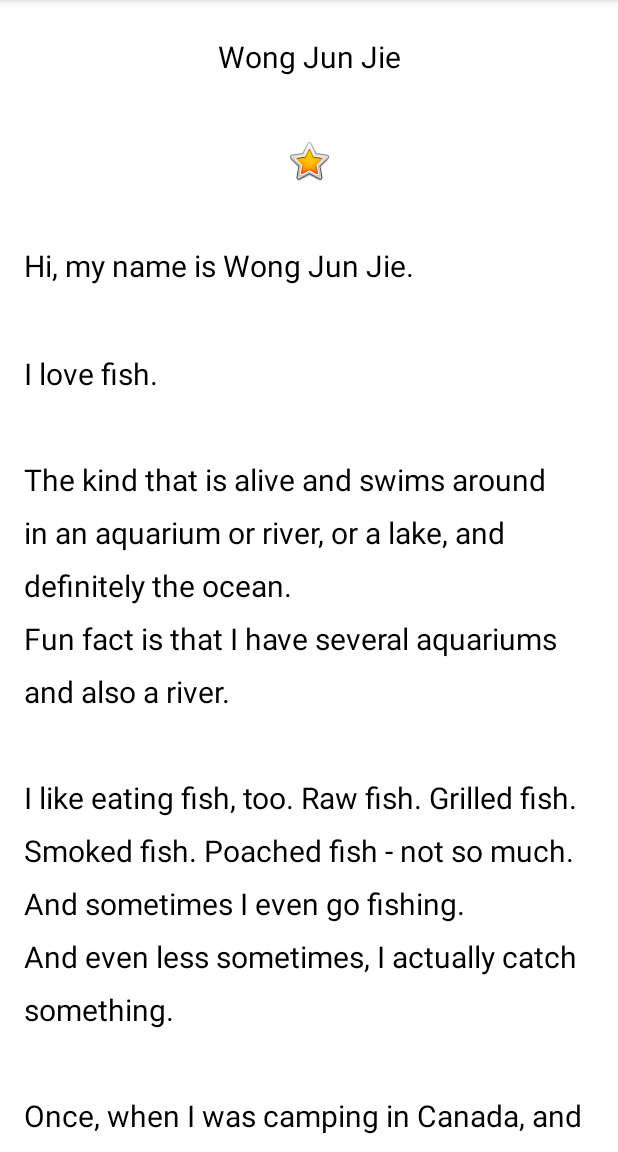
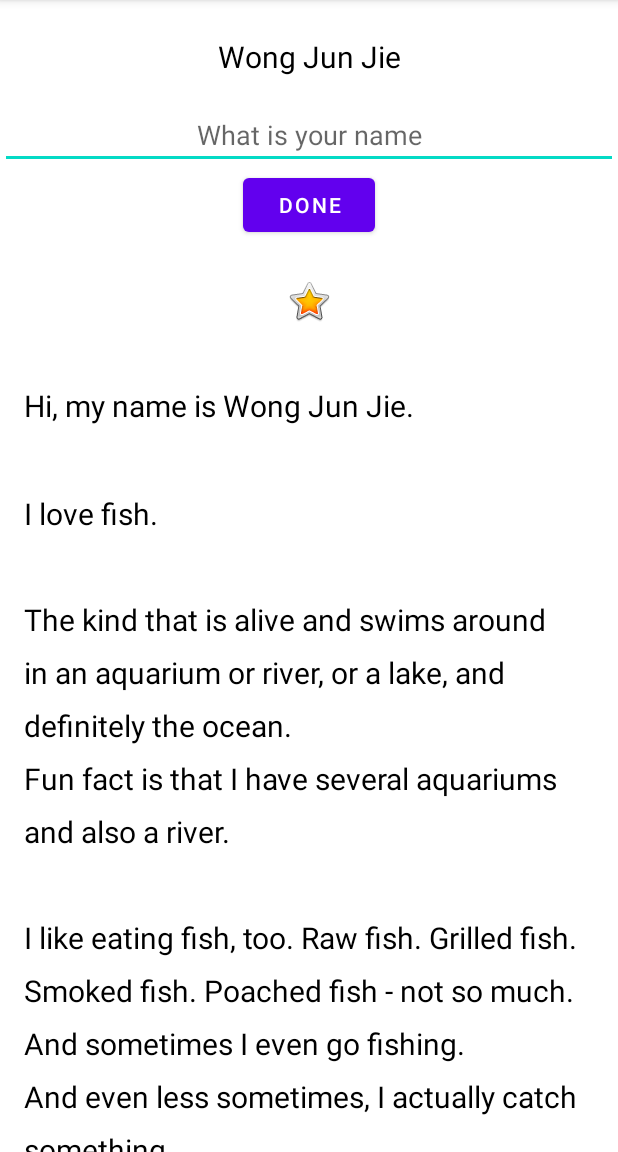
Before and after one commit to junjie200018/AboutMe2, an Android app: the screen it shows after launch (MainActivity), on a phone screen of 412 x 824 dp, the part 84-1236 px from its top. Run offline under Robolectric (Android 15) with nearby library versions, the phone set to English and light mode, and no system bars; Roboto replaces fonts that are not available here.

Commit message:
init commit

```diff
--- a/app/src/main/java/com/example/aboutme/MainActivity.kt
+++ b/app/src/main/java/com/example/aboutme/MainActivity.kt
@@ -2,10 +2,28 @@ package com.example.aboutme
 
 import androidx.appcompat.app.AppCompatActivity
 import android.os.Bundle
+import android.view.View
+import android.widget.Button
+import android.widget.TextView
 
 class MainActivity : AppCompatActivity() {
     override fun onCreate(savedInstanceState: Bundle?) {
         super.onCreate(savedInstanceState)
         setContentView(R.layout.activity_main)
+
+
+        val btnDone :Button = findViewById(R.id.done_button)
+
+        btnDone.setOnClickListener(){
+            val tvInput : TextView = findViewById(R.id.nickname_edit)
+            val tvResult : TextView = findViewById(R.id.tvResult)
+
+            tvResult.text = tvInput.text.toString()
+
+            btnDone.visibility = View.GONE
+            tvInput.visibility = View.GONE
+            tvResult.visibility = View.VISIBLE
+        }
+
     }
 }
--- a/app/src/main/res/layout/activity_main.xml
+++ b/app/src/main/res/layout/activity_main.xml
@@ -8,20 +8,40 @@
     tools:context=".MainActivity">
 
     <TextView
-        android:id="@+id/view2"
+        android:id="@+id/tvName"
+        style="@style/mystyle"
         android:layout_width="match_parent"
         android:layout_height="wrap_content"
         android:text="@string/wong_jun_jie"
-        android:textAlignment="center"
-        style="@style/mystyle" />
+        android:textAlignment="center" />
 
-    <LinearLayout
+    <EditText
+        android:id="@+id/nickname_edit"
         android:layout_width="match_parent"
         android:layout_height="wrap_content"
-        android:orientation="horizontal" />
+        android:ems="10"
+        android:hint="What is your name"
+        android:inputType="textPersonName"
+        android:textAlignment="center" />
+
+    <Button
+        android:id="@+id/done_button"
+        android:layout_width="wrap_content"
+        android:layout_height="wrap_content"
+        android:layout_gravity="center_horizontal"
+        android:text="Done" />
+
+    <TextView
+        android:id="@+id/tvResult"
+        style="@style/mystyle"
+        android:layout_width="match_parent"
+        android:layout_height="wrap_content"
+        android:background="#8BC34A"
+        android:textAlignment="center"
+        android:visibility="gone" />
 
     <ImageView
-        android:id="@+id/imageView"
+        android:id="@+id/imgStar"
         style="@style/mystyle"
         android:layout_width="match_parent"
         android:layout_height="wrap_content"
@@ -29,6 +49,7 @@
         app:srcCompat="@android:drawable/btn_star_big_on" />
 
     <ScrollView
+        android:id="@+id/tvBio"
         android:layout_width="match_parent"
         android:layout_height="match_parent">
 
```
